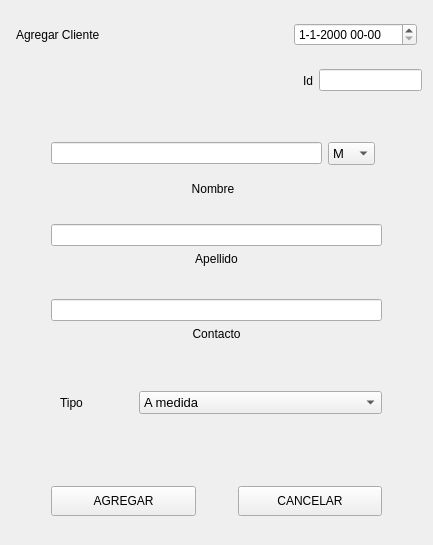
Before: the Qt Designer form geometriesGL/src/measureActions/form_addclient.ui in gabrielDenilson/oglGeometries, drawn with Qt 5.
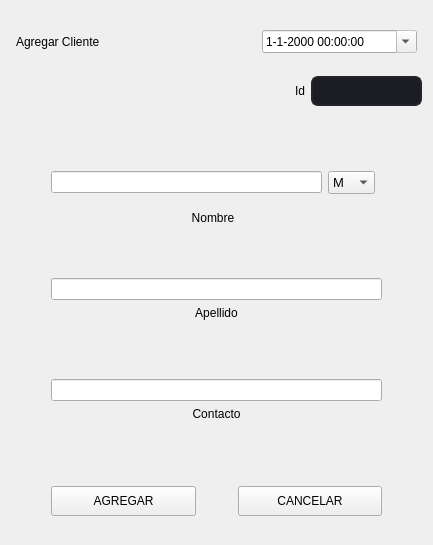
After: the same form once the commit is applied.

Patch:
```diff
--- a/geometriesGL/src/measureActions/form_addclient.ui
+++ b/geometriesGL/src/measureActions/form_addclient.ui
@@ -20,7 +20,7 @@
       <number>5</number>
      </property>
      <property name="topMargin">
-      <number>12</number>
+      <number>19</number>
      </property>
      <property name="rightMargin">
       <number>5</number>
@@ -50,8 +50,23 @@
      </item>
      <item>
       <widget class="QDateTimeEdit" name="dateTimeEdit_Client">
+       <property name="sizePolicy">
+        <sizepolicy hsizetype="Expanding" vsizetype="Expanding">
+         <horstretch>0</horstretch>
+         <verstretch>0</verstretch>
+        </sizepolicy>
+       </property>
+       <property name="readOnly">
+        <bool>true</bool>
+       </property>
+       <property name="showGroupSeparator" stdset="0">
+        <bool>false</bool>
+       </property>
        <property name="displayFormat">
-        <string>d-M-yyyy HH-mm</string>
+        <string>d-M-yyyy HH:mm:ss</string>
+       </property>
+       <property name="calendarPopup">
+        <bool>true</bool>
        </property>
       </widget>
      </item>
@@ -89,7 +104,21 @@
       </widget>
      </item>
      <item>
-      <widget class="QLineEdit" name="lineEdit_idClient"/>
+      <widget class="QLineEdit" name="lineEdit_idClient">
+       <property name="styleSheet">
+        <string notr="true"> QLineEdit{
+    color: white;
+    background-color: rgb(27, 29, 35);
+    border-radius: 7px;
+    border: 2px solid rgb(33, 37, 43);
+    padding: 5px;
+    padding-left: 10px;
+}</string>
+       </property>
+       <property name="alignment">
+        <set>Qt::AlignRight|Qt::AlignTrailing|Qt::AlignVCenter</set>
+       </property>
+      </widget>
      </item>
     </layout>
    </item>
@@ -364,136 +393,6 @@
      </item>
     </layout>
    </item>
-   <item>
-    <spacer name="verticalSpacer_5">
-     <property name="orientation">
-      <enum>Qt::Vertical</enum>
-     </property>
-     <property name="sizeHint" stdset="0">
-      <size>
-       <width>20</width>
-       <height>19</height>
-      </size>
-     </property>
-    </spacer>
-   </item>
-   <item>
-    <layout class="QHBoxLayout" name="horizontalLayout_5">
-     <property name="spacing">
-      <number>16</number>
-     </property>
-     <property name="leftMargin">
-      <number>9</number>
-     </property>
-     <property name="topMargin">
-      <number>22</number>
-     </property>
-     <property name="bottomMargin">
-      <number>18</number>
-     </property>
-     <item>
-      <spacer name="horizontalSpacer_7">
-       <property name="orientation">
-        <enum>Qt::Horizontal</enum>
-       </property>
-       <property name="sizeType">
-        <enum>QSizePolicy::Preferred</enum>
-       </property>
-       <property name="sizeHint" stdset="0">
-        <size>
-         <width>40</width>
-         <height>20</height>
-        </size>
-       </property>
-      </spacer>
-     </item>
-     <item>
-      <widget class="QLabel" name="label_2">
-       <property name="text">
-        <string>Tipo</string>
-       </property>
-      </widget>
-     </item>
-     <item>
-      <spacer name="horizontalSpacer_8">
-       <property name="orientation">
-        <enum>Qt::Horizontal</enum>
-       </property>
-       <property name="sizeType">
-        <enum>QSizePolicy::Preferred</enum>
-       </property>
-       <property name="sizeHint" stdset="0">
-        <size>
-         <width>40</width>
-         <height>20</height>
-        </size>
-       </property>
-      </spacer>
-     </item>
-     <item>
-      <widget class="QComboBox" name="comboBox_2">
-       <property name="sizePolicy">
-        <sizepolicy hsizetype="Expanding" vsizetype="Expanding">
-         <horstretch>0</horstretch>
-         <verstretch>0</verstretch>
-        </sizepolicy>
-       </property>
-       <property name="font">
-        <font>
-         <family>Segoe UI</family>
-         <pointsize>10</pointsize>
-         <weight>50</weight>
-         <italic>false</italic>
-         <bold>false</bold>
-        </font>
-       </property>
-       <property name="autoFillBackground">
-        <bool>false</bool>
-       </property>
-       <property name="iconSize">
-        <size>
-         <width>16</width>
-         <height>16</height>
-        </size>
-       </property>
-       <property name="frame">
-        <bool>true</bool>
-       </property>
-       <item>
-        <property name="text">
-         <string>A medida</string>
-        </property>
-       </item>
-       <item>
-        <property name="text">
-         <string>Informal</string>
-        </property>
-       </item>
-       <item>
-        <property name="text">
-         <string>Servicio de arreglo</string>
-        </property>
-       </item>
-      </widget>
-     </item>
-     <item>
-      <spacer name="horizontalSpacer_9">
-       <property name="orientation">
-        <enum>Qt::Horizontal</enum>
-       </property>
-       <property name="sizeType">
-        <enum>QSizePolicy::Preferred</enum>
-       </property>
-       <property name="sizeHint" stdset="0">
-        <size>
-         <width>40</width>
-         <height>20</height>
-        </size>
-       </property>
-      </spacer>
-     </item>
-    </layout>
-   </item>
    <item>
     <spacer name="verticalSpacer_6">
      <property name="orientation">
```
Left out of the diff: 1 changed line with no effect on the pictures.
